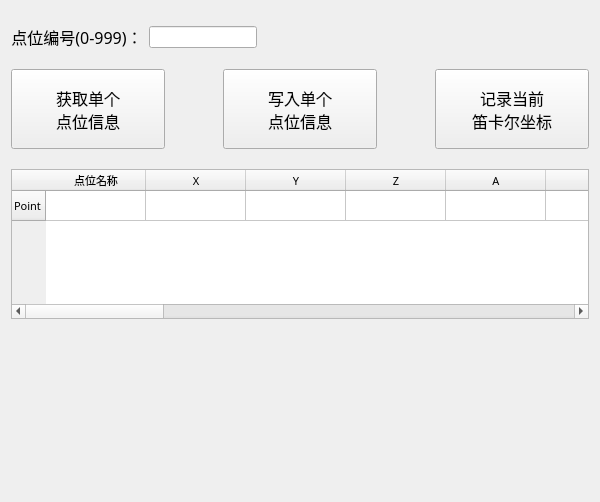
Before: the Qt Designer form pointinfo.ui in duanyifei777/TCPClint, drawn with Qt 5.
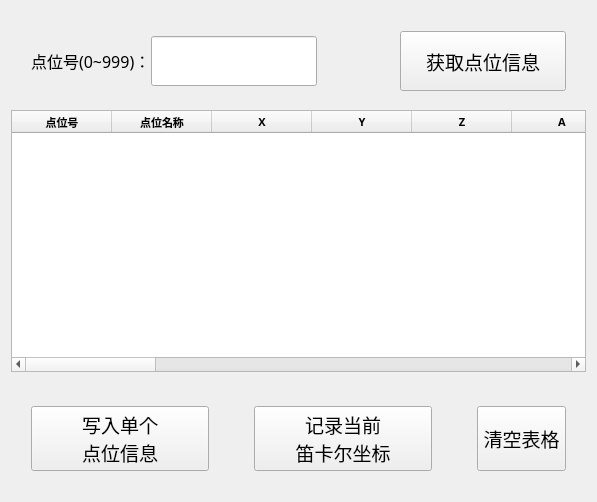
After: the same form once the commit is applied.

Commit message: 版本7（优化点位信息功能：同时获取多个点位，写入选中的单个点位，记录当前坐标并在table显示其修改）

Diff of the .ui file:
```diff
--- a/pointinfo.ui
+++ b/pointinfo.ui
@@ -21,9 +21,33 @@
   </property>
   <layout class="QGridLayout" name="gridLayout">
    <item row="0" column="0">
-    <layout class="QHBoxLayout" name="horizontalLayout">
+    <layout class="QHBoxLayout" name="horizontalLayout_4" stretch="1,2,1,2">
+     <property name="spacing">
+      <number>0</number>
+     </property>
+     <property name="leftMargin">
+      <number>20</number>
+     </property>
+     <property name="topMargin">
+      <number>20</number>
+     </property>
+     <property name="rightMargin">
+      <number>20</number>
+     </property>
      <item>
       <widget class="QLabel" name="label">
+       <property name="sizePolicy">
+        <sizepolicy hsizetype="Preferred" vsizetype="Preferred">
+         <horstretch>0</horstretch>
+         <verstretch>0</verstretch>
+        </sizepolicy>
+       </property>
+       <property name="minimumSize">
+        <size>
+         <width>0</width>
+         <height>50</height>
+        </size>
+       </property>
        <property name="font">
         <font>
          <family>微软雅黑</family>
@@ -34,18 +58,30 @@
         <string>&lt;html&gt;&lt;head/&gt;&lt;body&gt;&lt;p align=&quot;center&quot;&gt;&lt;br/&gt;&lt;/p&gt;&lt;/body&gt;&lt;/html&gt;</string>
        </property>
        <property name="text">
-        <string>&lt;html&gt;&lt;head/&gt;&lt;body&gt;&lt;p align=&quot;center&quot;&gt;点位编号(0-999)：&lt;/p&gt;&lt;/body&gt;&lt;/html&gt;</string>
+        <string>&lt;html&gt;&lt;head/&gt;&lt;body&gt;&lt;p&gt;点位号(0~999)：&lt;/p&gt;&lt;/body&gt;&lt;/html&gt;</string>
        </property>
       </widget>
      </item>
      <item>
       <widget class="QLineEdit" name="pointlineEdit">
        <property name="sizePolicy">
-        <sizepolicy hsizetype="Minimum" vsizetype="Fixed">
+        <sizepolicy hsizetype="Expanding" vsizetype="Fixed">
          <horstretch>0</horstretch>
          <verstretch>0</verstretch>
         </sizepolicy>
        </property>
+       <property name="minimumSize">
+        <size>
+         <width>0</width>
+         <height>50</height>
+        </size>
+       </property>
+       <property name="font">
+        <font>
+         <family>微软雅黑</family>
+         <pointsize>12</pointsize>
+        </font>
+       </property>
       </widget>
      </item>
      <item>
@@ -55,132 +91,65 @@
        </property>
        <property name="sizeHint" stdset="0">
         <size>
-         <width>362</width>
+         <width>40</width>
          <height>20</height>
         </size>
        </property>
       </spacer>
      </item>
-    </layout>
-   </item>
-   <item row="1" column="0">
-    <layout class="QHBoxLayout" name="horizontalLayout_2" stretch="3,1,3,1,3">
      <item>
       <widget class="QPushButton" name="getPointButton">
        <property name="sizePolicy">
-        <sizepolicy hsizetype="Minimum" vsizetype="Preferred">
+        <sizepolicy hsizetype="Expanding" vsizetype="Minimum">
          <horstretch>0</horstretch>
          <verstretch>0</verstretch>
         </sizepolicy>
        </property>
-       <property name="maximumSize">
+       <property name="minimumSize">
         <size>
-         <width>16777215</width>
-         <height>80</height>
+         <width>0</width>
+         <height>60</height>
         </size>
        </property>
-       <property name="font">
-        <font>
-         <family>微软雅黑</family>
-         <pointsize>12</pointsize>
-        </font>
-       </property>
-       <property name="text">
-        <string>获取单个
-点位信息</string>
-       </property>
-      </widget>
-     </item>
-     <item>
-      <spacer name="horizontalSpacer_2">
-       <property name="orientation">
-        <enum>Qt::Horizontal</enum>
-       </property>
-       <property name="sizeType">
-        <enum>QSizePolicy::Preferred</enum>
-       </property>
-       <property name="sizeHint" stdset="0">
-        <size>
-         <width>40</width>
-         <height>20</height>
-        </size>
-       </property>
-      </spacer>
-     </item>
-     <item>
-      <widget class="QPushButton" name="writePointButton">
-       <property name="sizePolicy">
-        <sizepolicy hsizetype="Minimum" vsizetype="Preferred">
-         <horstretch>0</horstretch>
-         <verstretch>0</verstretch>
-        </sizepolicy>
-       </property>
        <property name="maximumSize">
         <size>
          <width>16777215</width>
-         <height>80</height>
+         <height>16777215</height>
         </size>
        </property>
        <property name="font">
         <font>
          <family>微软雅黑</family>
-         <pointsize>12</pointsize>
+         <pointsize>14</pointsize>
         </font>
        </property>
        <property name="text">
-        <string>写入单个
-点位信息</string>
-       </property>
-      </widget>
-     </item>
-     <item>
-      <spacer name="horizontalSpacer_3">
-       <property name="orientation">
-        <enum>Qt::Horizontal</enum>
-       </property>
-       <property name="sizeType">
-        <enum>QSizePolicy::Preferred</enum>
-       </property>
-       <property name="sizeHint" stdset="0">
-        <size>
-         <width>40</width>
-         <height>20</height>
-        </size>
-       </property>
-      </spacer>
-     </item>
-     <item>
-      <widget class="QPushButton" name="recordCartButton">
-       <property name="sizePolicy">
-        <sizepolicy hsizetype="Minimum" vsizetype="Preferred">
-         <horstretch>0</horstretch>
-         <verstretch>0</verstretch>
-        </sizepolicy>
-       </property>
-       <property name="maximumSize">
-        <size>
-         <width>16777215</width>
-         <height>80</height>
-        </size>
-       </property>
-       <property name="font">
-        <font>
-         <family>微软雅黑</family>
-         <pointsize>12</pointsize>
-        </font>
-       </property>
-       <property name="text">
-        <string>记录当前
-笛卡尔坐标</string>
+        <string>获取点位信息</string>
        </property>
       </widget>
      </item>
     </layout>
    </item>
+   <item row="1" column="0">
+    <spacer name="verticalSpacer_2">
+     <property name="orientation">
+      <enum>Qt::Vertical</enum>
+     </property>
+     <property name="sizeType">
+      <enum>QSizePolicy::Preferred</enum>
+     </property>
+     <property name="sizeHint" stdset="0">
+      <size>
+       <width>575</width>
+       <height>13</height>
+      </size>
+     </property>
+    </spacer>
+   </item>
    <item row="2" column="0">
     <widget class="QTableWidget" name="pointInfoTable">
      <property name="sizePolicy">
-      <sizepolicy hsizetype="Expanding" vsizetype="Maximum">
+      <sizepolicy hsizetype="Expanding" vsizetype="Expanding">
        <horstretch>0</horstretch>
        <verstretch>0</verstretch>
       </sizepolicy>
@@ -188,7 +157,7 @@
      <property name="maximumSize">
       <size>
        <width>16777215</width>
-       <height>150</height>
+       <height>16777215</height>
       </size>
      </property>
      <property name="font">
@@ -197,17 +166,18 @@
        <pointsize>8</pointsize>
       </font>
      </property>
-     <row>
+     <column>
       <property name="text">
-       <string>Point</string>
+       <string>点位号</string>
       </property>
       <property name="font">
        <font>
         <family>微软雅黑</family>
         <pointsize>8</pointsize>
+        <bold>true</bold>
        </font>
       </property>
-     </row>
+     </column>
      <column>
       <property name="text">
        <string>点位名称</string>
@@ -216,6 +186,7 @@
        <font>
         <family>微软雅黑</family>
         <pointsize>8</pointsize>
+        <bold>true</bold>
        </font>
       </property>
      </column>
@@ -227,6 +198,7 @@
        <font>
         <family>微软雅黑</family>
         <pointsize>8</pointsize>
+        <bold>true</bold>
        </font>
       </property>
      </column>
@@ -234,91 +206,181 @@
       <property name="text">
        <string>Y</string>
       </property>
+      <property name="font">
+       <font>
+        <bold>true</bold>
+       </font>
+      </property>
      </column>
      <column>
       <property name="text">
        <string>Z</string>
       </property>
+      <property name="font">
+       <font>
+        <bold>true</bold>
+       </font>
+      </property>
      </column>
      <column>
       <property name="text">
        <string>A</string>
       </property>
+      <property name="font">
+       <font>
+        <bold>true</bold>
+       </font>
+      </property>
      </column>
      <column>
       <property name="text">
        <string>B</string>
       </property>
+      <property name="font">
+       <font>
+        <bold>true</bold>
+       </font>
+      </property>
      </column>
      <column>
       <property name="text">
        <string>C</string>
       </property>
+      <property name="font">
+       <font>
+        <bold>true</bold>
+       </font>
+      </property>
      </column>
      <column>
       <property name="text">
        <string>用户坐标系</string>
       </property>
+      <property name="font">
+       <font>
+        <bold>true</bold>
+       </font>
+      </property>
      </column>
      <column>
       <property name="text">
        <string>轴组编号</string>
       </property>
+      <property name="font">
+       <font>
+        <bold>true</bold>
+       </font>
+      </property>
      </column>
      <column>
       <property name="text">
        <string>轴组类型</string>
       </property>
+      <property name="font">
+       <font>
+        <bold>true</bold>
+       </font>
+      </property>
      </column>
      <column>
       <property name="text">
        <string>笛卡尔手系</string>
       </property>
+      <property name="font">
+       <font>
+        <bold>true</bold>
+       </font>
+      </property>
      </column>
      <column>
       <property name="text">
        <string>手肘</string>
       </property>
+      <property name="font">
+       <font>
+        <bold>true</bold>
+       </font>
+      </property>
      </column>
      <column>
       <property name="text">
        <string>手腕</string>
       </property>
+      <property name="font">
+       <font>
+        <bold>true</bold>
+       </font>
+      </property>
      </column>
      <column>
       <property name="text">
        <string>J1Flag</string>
       </property>
+      <property name="font">
+       <font>
+        <bold>true</bold>
+       </font>
+      </property>
      </column>
      <column>
       <property name="text">
        <string>J2Flag</string>
       </property>
+      <property name="font">
+       <font>
+        <bold>true</bold>
+       </font>
+      </property>
      </column>
      <column>
       <property name="text">
        <string>J3Flag</string>
       </property>
+      <property name="font">
+       <font>
+        <bold>true</bold>
+       </font>
+      </property>
      </column>
      <column>
       <property name="text">
        <string>J4Flag</string>
       </property>
+      <property name="font">
+       <font>
+        <bold>true</bold>
+       </font>
+      </property>
      </column>
      <column>
       <property name="text">
        <string>J5Flag</string>
       </property>
+      <property name="font">
+       <font>
+        <bold>true</bold>
+       </font>
+      </property>
      </column>
      <column>
       <property name="text">
        <string>J6Flag</string>
       </property>
+      <property name="font">
+       <font>
+        <bold>true</bold>
+       </font>
+      </property>
      </column>
      <column>
       <property name="text">
        <string>备注</string>
       </property>
+      <property name="font">
+       <font>
+        <bold>true</bold>
+       </font>
+      </property>
      </column>
     </widget>
    </item>
@@ -332,12 +394,152 @@
      </property>
      <property name="sizeHint" stdset="0">
       <size>
-       <width>578</width>
-       <height>158</height>
+       <width>575</width>
+       <height>28</height>
       </size>
      </property>
     </spacer>
    </item>
+   <item row="4" column="0">
+    <layout class="QHBoxLayout" name="horizontalLayout_2" stretch="4,1,4,1,2">
+     <property name="spacing">
+      <number>0</number>
+     </property>
+     <property name="leftMargin">
+      <number>20</number>
+     </property>
+     <property name="rightMargin">
+      <number>20</number>
+     </property>
+     <property name="bottomMargin">
+      <number>20</number>
+     </property>
+     <item>
+      <widget class="QPushButton" name="writePointButton">
+       <property name="sizePolicy">
+        <sizepolicy hsizetype="Expanding" vsizetype="Minimum">
+         <horstretch>0</horstretch>
+         <verstretch>0</verstretch>
+        </sizepolicy>
+       </property>
+       <property name="minimumSize">
+        <size>
+         <width>0</width>
+         <height>60</height>
+        </size>
+       </property>
+       <property name="maximumSize">
+        <size>
+         <width>16777215</width>
+         <height>80</height>
+        </size>
+       </property>
+       <property name="font">
+        <font>
+         <family>微软雅黑</family>
+         <pointsize>14</pointsize>
+        </font>
+       </property>
+       <property name="text">
+        <string>写入单个
+点位信息</string>
+       </property>
+      </widget>
+     </item>
+     <item>
+      <spacer name="horizontalSpacer_3">
+       <property name="orientation">
+        <enum>Qt::Horizontal</enum>
+       </property>
+       <property name="sizeType">
+        <enum>QSizePolicy::Preferred</enum>
+       </property>
+       <property name="sizeHint" stdset="0">
+        <size>
+         <width>40</width>
+         <height>20</height>
+        </size>
+       </property>
+      </spacer>
+     </item>
+     <item>
+      <widget class="QPushButton" name="recordCartButton">
+       <property name="sizePolicy">
+        <sizepolicy hsizetype="Expanding" vsizetype="Minimum">
+         <horstretch>0</horstretch>
+         <verstretch>0</verstretch>
+        </sizepolicy>
+       </property>
+       <property name="minimumSize">
+        <size>
+         <width>0</width>
+         <height>60</height>
+        </size>
+       </property>
+       <property name="maximumSize">
+        <size>
+         <width>16777215</width>
+         <height>80</height>
+        </size>
+       </property>
+       <property name="font">
+        <font>
+         <family>微软雅黑</family>
+         <pointsize>14</pointsize>
+        </font>
+       </property>
+       <property name="text">
+        <string>记录当前
+笛卡尔坐标</string>
+       </property>
+      </widget>
+     </item>
+     <item>
+      <spacer name="horizontalSpacer_2">
+       <property name="orientation">
+        <enum>Qt::Horizontal</enum>
+       </property>
+       <property name="sizeHint" stdset="0">
+        <size>
+         <width>40</width>
+         <height>20</height>
+        </size>
+       </property>
+      </spacer>
+     </item>
+     <item>
+      <widget class="QPushButton" name="clearTableButton">
+       <property name="sizePolicy">
+        <sizepolicy hsizetype="Expanding" vsizetype="Minimum">
+         <horstretch>0</horstretch>
+         <verstretch>0</verstretch>
+        </sizepolicy>
+       </property>
+       <property name="minimumSize">
+        <size>
+         <width>0</width>
+         <height>60</height>
+        </size>
+       </property>
+       <property name="maximumSize">
+        <size>
+         <width>16777215</width>
+         <height>80</height>
+        </size>
+       </property>
+       <property name="font">
+        <font>
+         <family>微软雅黑</family>
+         <pointsize>14</pointsize>
+        </font>
+       </property>
+       <property name="text">
+        <string>清空表格</string>
+       </property>
+      </widget>
+     </item>
+    </layout>
+   </item>
   </layout>
  </widget>
  <resources/>
```
Left out of the diff: 2 changed lines with no effect on the pictures. The commit also changes 6 other files.
